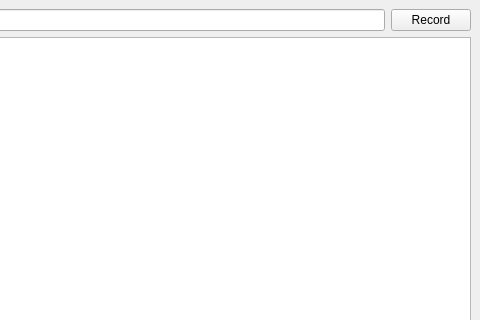
tixiv/CAN-Monitor-qt, file Trace/TraceWindow.ui: the form before one commit; both pictures show x 587 to 1067 and y 0 to 320 of the 1067 by 737 pixel window.
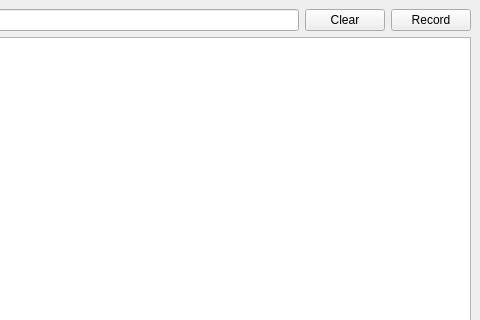
The form after the commit.

Commit message: record all if no ids given, add clear button

The edit to the form file:
```diff
--- a/Trace/TraceWindow.ui
+++ b/Trace/TraceWindow.ui
@@ -27,6 +27,13 @@
       <item>
        <widget class="QLineEdit" name="identifiersEdit"/>
       </item>
+      <item>
+       <widget class="QPushButton" name="clearButton">
+        <property name="text">
+         <string>Clear</string>
+        </property>
+       </widget>
+      </item>
       <item>
        <widget class="QPushButton" name="recordPushButton">
         <property name="text">
```
The commit also changes 4 other files.
